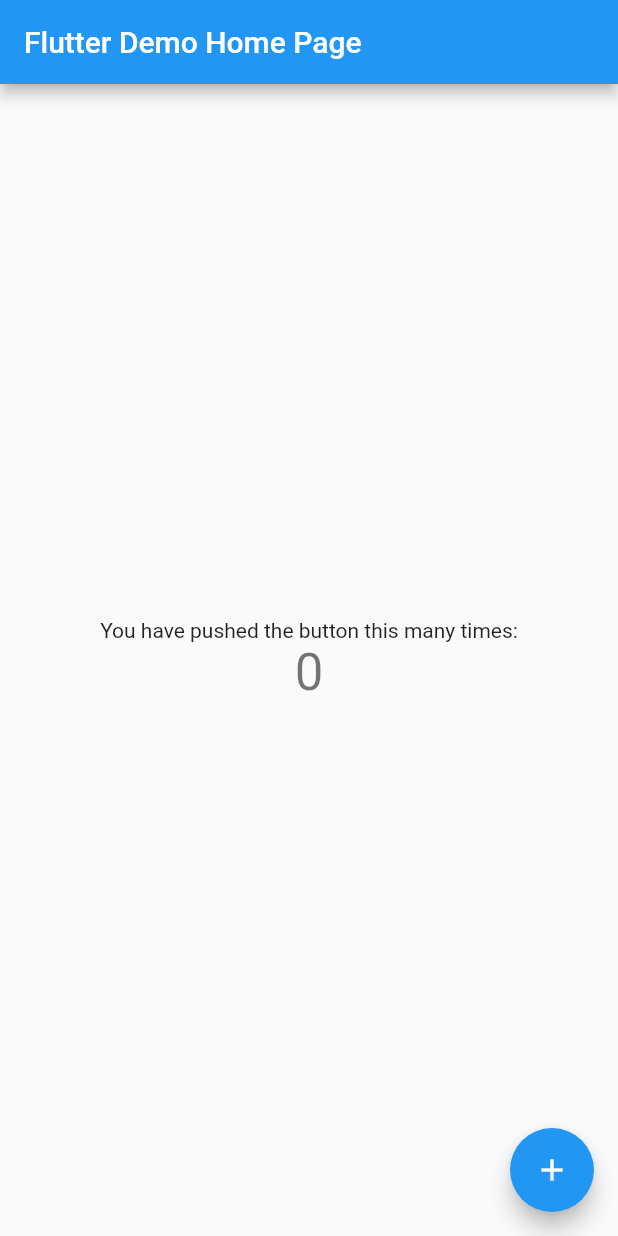
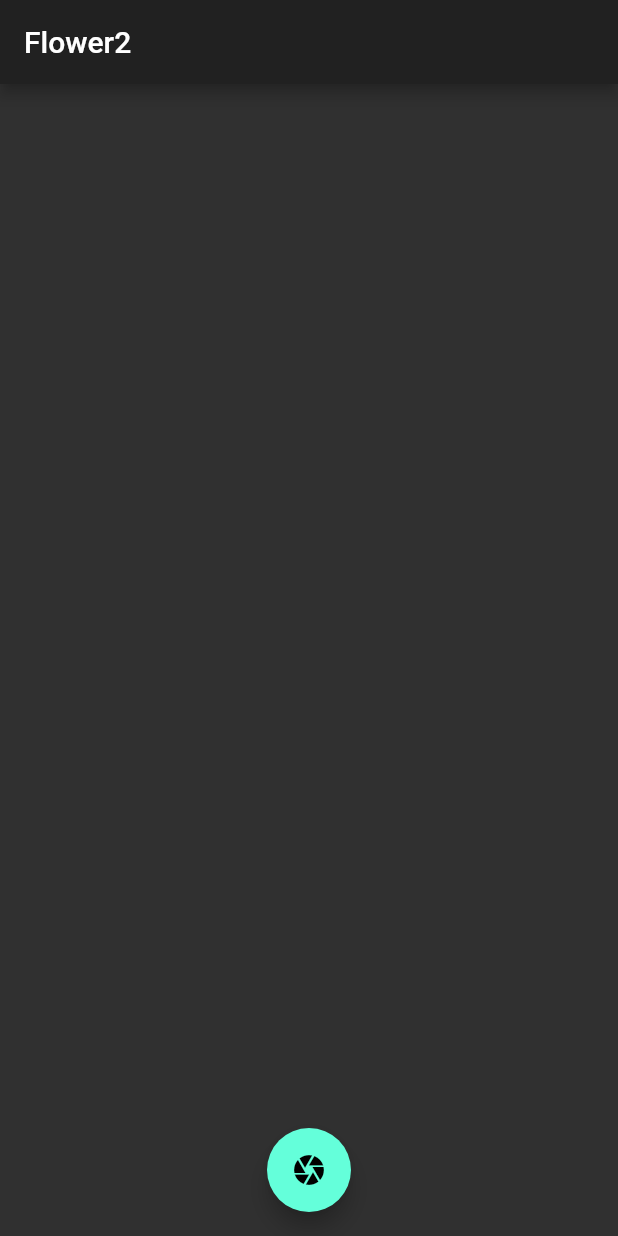
Before and after one commit to six-and-extras/flower-flutter, a Flutter app: the screen it shows after launch, on a phone screen of 412 x 824 dp. Run offline on Flutter 3.47's test engine with Material 2 defaults, Android fonts, the phone set to English and light mode, and no system bars; our stand-ins replace camera.

Commit message:
Change app theme. Disable debug banner. Add takePictureScreen.

```diff
--- a/lib/main.dart
+++ b/lib/main.dart
@@ -1,111 +1,58 @@
+import 'package:camera/camera.dart';
 import 'package:flutter/material.dart';
+import './camera/photos.dart';
 
-void main() => runApp(MyApp());
+void main() => runApp(HomePage());
 
-class MyApp extends StatelessWidget {
+class HomePage extends StatelessWidget {
+
   // This widget is the root of your application.
   @override
   Widget build(BuildContext context) {
     return MaterialApp(
-      title: 'Flutter Demo',
-      theme: ThemeData(
-        // This is the theme of your application.
-        //
-        // Try running your application with "flutter run". You'll see the
-        // application has a blue toolbar. Then, without quitting the app, try
-        // changing the primarySwatch below to Colors.green and then invoke
-        // "hot reload" (press "r" in the console where you ran "flutter run",
-        // or simply save your changes to "hot reload" in a Flutter IDE).
-        // Notice that the counter didn't reset back to zero; the application
-        // is not restarted.
-        primarySwatch: Colors.blue,
-      ),
-      home: MyHomePage(title: 'Flutter Demo Home Page'),
+      title: 'Flower2',
+      theme: ThemeData.dark(),
+      debugShowCheckedModeBanner: false,
+      home: MainPage(title: 'Flower2'),
     );
   }
 }
 
-class MyHomePage extends StatefulWidget {
-  MyHomePage({Key key, this.title}) : super(key: key);
+Future navigateToSubPage(context) async {
+  // Obtain a list of the available cameras on the device.
+  final cameras = await availableCameras();
 
-  // This widget is the home page of your application. It is stateful, meaning
-  // that it has a State object (defined below) that contains fields that affect
-  // how it looks.
+  // Get a specific camera from the list of available cameras.
+  final firstCamera = cameras.first;
 
-  // This class is the configuration for the state. It holds the values (in this
-  // case the title) provided by the parent (in this case the App widget) and
-  // used by the build method of the State. Fields in a Widget subclass are
-  // always marked "final".
+  Navigator.push(
+    context,
+    MaterialPageRoute(builder: (context) => TakePictureScreen(camera: firstCamera)));
+}
 
+class MainPage extends StatefulWidget {
+  MainPage({Key key, this.title}) : super(key: key);
   final String title;
 
   @override
-  _MyHomePageState createState() => _MyHomePageState();
+  _MainPageState createState() => _MainPageState();
 }
 
-class _MyHomePageState extends State<MyHomePage> {
-  int _counter = 0;
-
-  void _incrementCounter() {
-    setState(() {
-      // This call to setState tells the Flutter framework that something has
-      // changed in this State, which causes it to rerun the build method below
-      // so that the display can reflect the updated values. If we changed
-      // _counter without calling setState(), then the build method would not be
-      // called again, and so nothing would appear to happen.
-      _counter++;
-    });
-  }
-
+class _MainPageState extends State<MainPage> {
   @override
   Widget build(BuildContext context) {
-    // This method is rerun every time setState is called, for instance as done
-    // by the _incrementCounter method above.
-    //
-    // The Flutter framework has been optimized to make rerunning build methods
-    // fast, so that you can just rebuild anything that needs updating rather
-    // than having to individually change instances of widgets.
     return Scaffold(
       appBar: AppBar(
-        // Here we take the value from the MyHomePage object that was created by
-        // the App.build method, and use it to set our appbar title.
         title: Text(widget.title),
       ),
-      body: Center(
-        // Center is a layout widget. It takes a single child and positions it
-        // in the middle of the parent.
-        child: Column(
-          // Column is also a layout widget. It takes a list of children and
-          // arranges them vertically. By default, it sizes itself to fit its
-          // children horizontally, and tries to be as tall as its parent.
-          //
-          // Invoke "debug painting" (press "p" in the console, choose the
-          // "Toggle Debug Paint" action from the Flutter Inspector in Android
-          // Studio, or the "Toggle Debug Paint" command in Visual Studio Code)
-          // to see the wireframe for each widget.
-          //
-          // Column has various properties to control how it sizes itself and
-          // how it positions its children. Here we use mainAxisAlignment to
-          // center the children vertically; the main axis here is the vertical
-          // axis because Columns are vertical (the cross axis would be
-          // horizontal).
-          mainAxisAlignment: MainAxisAlignment.center,
-          children: <Widget>[
-            Text(
-              'You have pushed the button this many times:',
-            ),
-            Text(
-              '$_counter',
-              style: Theme.of(context).textTheme.display1,
-            ),
-          ],
-        ),
+      floatingActionButton: FloatingActionButton(
+        onPressed: () {
+            navigateToSubPage(context);
+          },
+        tooltip: 'Take a photo',
+        child: Icon(Icons.camera),
       ),
-      floatingActionButton: FloatingActionButton(
-        onPressed: _incrementCounter,
-        tooltip: 'Increment',
-        child: Icon(Icons.add),
-      ), // This trailing comma makes auto-formatting nicer for build methods.
+      floatingActionButtonLocation: FloatingActionButtonLocation.centerFloat,
     );
   }
 }
```
Also changed, not shown: lib/camera/photos.dart (added, +122 -0 lines), 1 other file.
